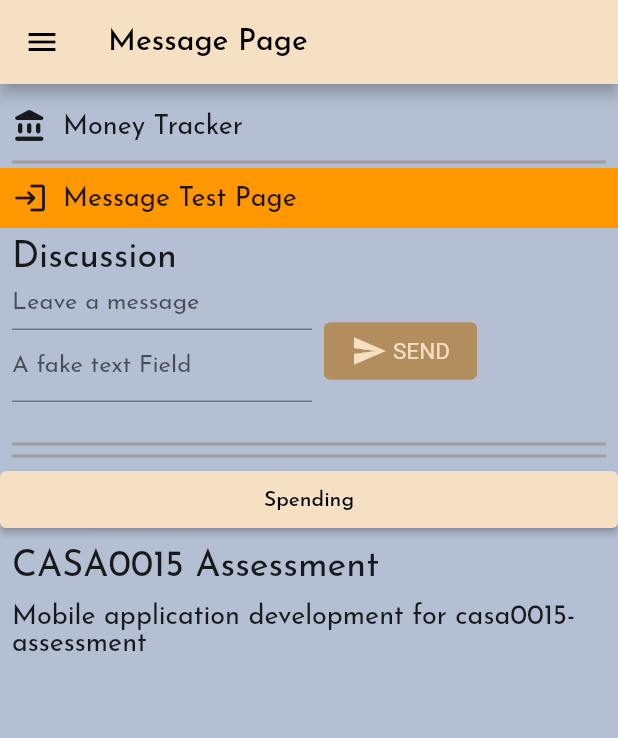
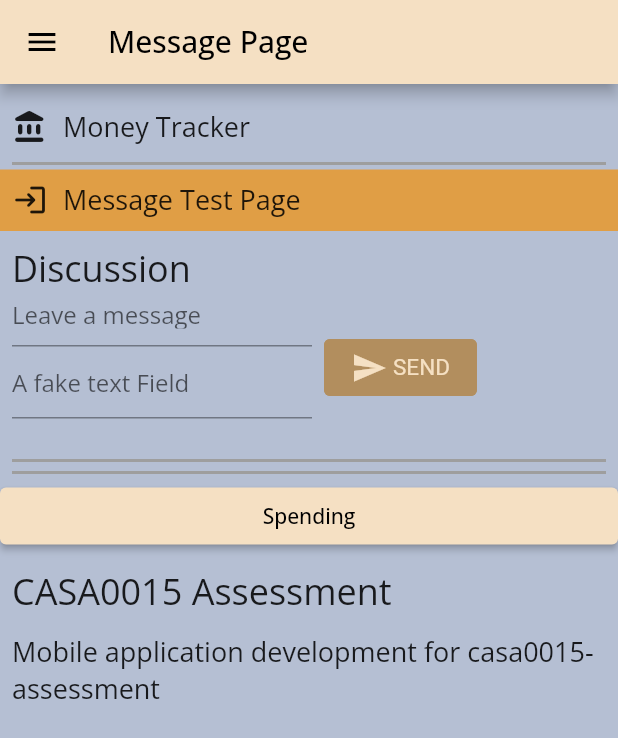
Before and after one commit to virgolibra/casa0015-mobile-assessment, a Flutter app: the screen it shows once a user with an empty profile is signed in, after a tap on "MSG Test", on a phone screen of 412 x 824 dp. Shown: the top 738 px of the screen. Run offline on Flutter 3.47's test engine with Material 2 defaults, Android fonts, the phone set to English and light mode, and no system bars; our stand-ins replace camera, cloud_firestore, convex_bottom_bar, firebase_auth, firebase_core, geolocator and 4 more; missing offline and left inert: sticky_grouped_list; accounts and stored records are empty.

```diff
--- a/flutter_casa0015_mobile_app/lib/page/login_page.dart
+++ b/flutter_casa0015_mobile_app/lib/page/login_page.dart
@@ -74,8 +74,9 @@ class LoginPage extends StatelessWidget {
                   //       appState.addMessageToGuestBook(message),
                   //   messages: appState.guestBookMessages,
                   // ),
-                  const StartHome(
+                   StartHome(
                     title: 'TestStartHome',
+                    email: appState.email!,
                   ),
                 ],
               ],
@@ -631,6 +632,7 @@ class ApplicationState extends ChangeNotifier {
     FirebaseAuth.instance.userChanges().listen((user) {
       if (user != null) {
         _loginState = ApplicationLoginState.loggedIn;
+        _email = user.email;
         _spendingReportSubscription = FirebaseFirestore.instance
             .collection('SpendingReport')
             .doc(user.uid)
@@ -819,6 +821,7 @@ class ApplicationState extends ChangeNotifier {
   void dispose() {
     // TODO: implement dispose
     _listenerCountSub?.cancel();
+
     super.dispose();
   }
 }
@@ -890,9 +893,9 @@ class YesNoSelection extends StatelessWidget {
 
 
 class StartHome extends StatefulWidget {
-  const StartHome({Key? key, required this.title, }) : super(key: key);
+  const StartHome({Key? key, required this.title, required this.email, }) : super(key: key);
   final String title;
-  // final String email;
+  final String email;
 
   @override
   _StartHomeState createState() => _StartHomeState();
@@ -917,7 +920,7 @@ class _StartHomeState extends State<StartHome> {
               onPressed: () {
                 Navigator.of(context).push(
                   MaterialPageRoute(
-                    builder: (context) => MessageTestPage(email: 'widget.email'),
+                    builder: (context) => MessageTestPage(email: widget.email),
                   ),
                 );
               },
--- a/flutter_casa0015_mobile_app/lib/page/message_test_page.dart
+++ b/flutter_casa0015_mobile_app/lib/page/message_test_page.dart
@@ -46,7 +46,7 @@ class MessageTestPage extends StatelessWidget {
             color: Colors.grey,
           ),
           Container(
-              color: Colors.orange,
+              color: const Color(0xffE09E45),
               child: const IconAndDetail(
                   Icons.login_rounded, 'Message Test Page')),
           const Header('Discussion'),
--- a/flutter_casa0015_mobile_app/lib/theme/custom_theme.dart
+++ b/flutter_casa0015_mobile_app/lib/theme/custom_theme.dart
@@ -32,7 +32,8 @@ class CustomTheme {
             900: Color(0xff936F3E)
           },
         )).copyWith(secondary: const Color(0xff457BE0)),
-        textTheme: GoogleFonts.josefinSansTextTheme(),
+        // textTheme: GoogleFonts.josefinSansTextTheme(),
+        textTheme: GoogleFonts.openSansTextTheme(),
 
         );
   }
```
Also changed, not shown: 1 other file.
